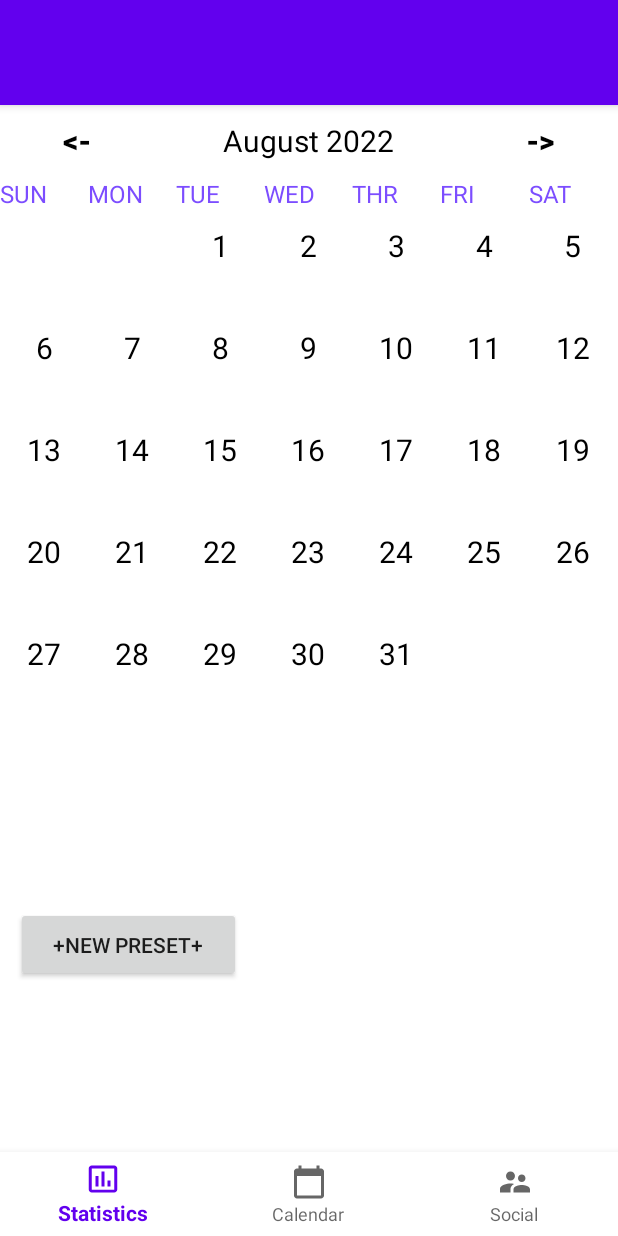
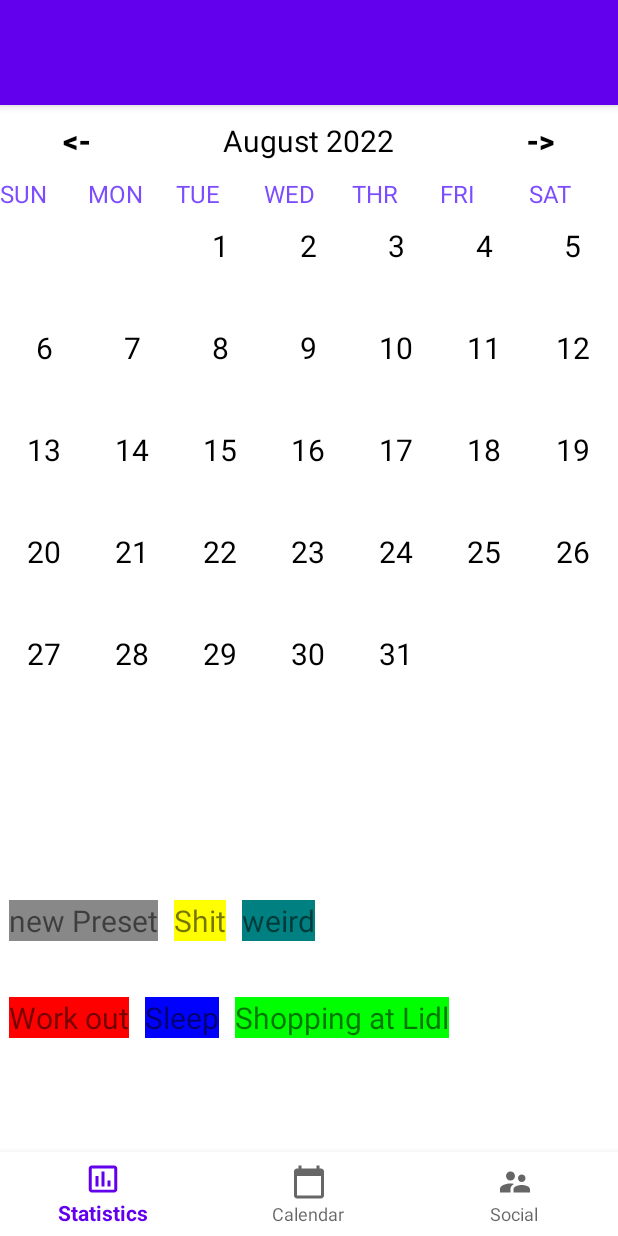
Before and after one commit to chan9908181/TeamZCC, an Android app: the screen it shows after launch (MainActivity), on a phone screen of 412 x 824 dp. Run offline under Robolectric (Android 15) with nearby library versions, the phone set to English and light mode, and no system bars.

Commit message:
Preset bar: double-row staggered recyclerview, textview instead of buttons Edit function doesnt work, probably requires new data structure

```diff
--- a/app/src/main/java/com/example/teamzcc/MainActivity.java
+++ b/app/src/main/java/com/example/teamzcc/MainActivity.java
@@ -5,42 +5,42 @@ import androidx.appcompat.app.AppCompatActivity;
 import androidx.fragment.app.DialogFragment;
 import androidx.recyclerview.widget.GridLayoutManager;
 import androidx.recyclerview.widget.RecyclerView;
+import androidx.recyclerview.widget.StaggeredGridLayoutManager;
 
-import android.content.Intent;
-import android.graphics.Color;
+import android.graphics.drawable.ColorDrawable;
 import android.os.Build;
 import android.os.Bundle;
-import android.view.Gravity;
-import android.view.LayoutInflater;
-import android.view.MotionEvent;
+import android.view.MenuItem;
 import android.view.View;
-import android.view.ViewGroup;
-import android.widget.ArrayAdapter;
-import android.widget.Button;
-import android.widget.EditText;
-import android.widget.LinearLayout;
-import android.widget.PopupWindow;
-import android.widget.Spinner;
+import android.widget.PopupMenu;
 import android.widget.TextView;
 import android.widget.Toast;
+
+import com.example.teamzcc.calender.CalenderAdapter;
+import com.example.teamzcc.preset.EditPresetDialogFragment;
+import com.example.teamzcc.preset.Preset;
+import com.example.teamzcc.preset.PresetAdapter;
 
 import java.time.LocalDate;
 import java.time.YearMonth;
 import java.time.format.DateTimeFormatter;
 import java.util.ArrayList;
-import java.util.HashSet;
-import java.util.Locale;
-import java.util.Set;
+import java.util.Objects;
 
 @RequiresApi(api = Build.VERSION_CODES.O)
-public class MainActivity extends AppCompatActivity implements CalenderAdapter.onItemListener, EditPresetDialogFragment.EditPresetDialogListener {
+public class MainActivity extends AppCompatActivity implements CalenderAdapter.onItemListener
+        , PresetAdapter.PresetClickListener
+        , EditPresetDialogFragment.EditPresetDialogListener {
 
     private TextView monthYearText;
     private RecyclerView calenderRecycleView;
     private LocalDate selectedDate;
 
     //preset attributes
-    private Set<Preset> presets = new HashSet<>();
+    private ArrayList<Preset> presets = new ArrayList<>();
+    private PresetAdapter presetAdapter;
+    private RecyclerView presetRecyclerView;
+
     //current display density
     private float DENSITY;
 
@@ -52,23 +52,17 @@ public class MainActivity extends AppCompatActivity implements CalenderAdapter.o
         initWidgets();
         selectedDate = LocalDate.now();//set the local date as now
         setMonthView();
-        //populates the preset bar on create, needs a permanent mean of storage in the future
-        DENSITY = getApplicationContext()
-                .getResources()
-                .getDisplayMetrics()
-                .density;
-        for (Preset p : presets) {
-            updatePresetBar(p);
-        }
 
-        //opens preset editor popup window, which is a dialog
-        Button addPresetButton = (Button) findViewById(R.id.addPreset);
-        addPresetButton.setOnClickListener(new View.OnClickListener() {
-            @Override
-            public void onClick(View v) {
-                createPresetEditor();
-            }
-        });
+        //dummy presets for demonstration
+        presets.add(new Preset("new Preset", "gray"));
+        presets.add(new Preset("Work out", "red"));
+        presets.add(new Preset("Sleep", "blue"));
+        presets.add(new Preset("Shit", "yellow"));
+        presets.add(new Preset("Shopping at Lidl", "green"));
+        presets.add(new Preset("weird", "teal"));
+
+
+        setPresetBar();
     }
 
     //calender View Methods
@@ -128,40 +122,98 @@ public class MainActivity extends AppCompatActivity implements CalenderAdapter.o
     public void onItemClick(int position, String dayText) {
         //implement a function where we can zoom in for each date.
         String message = "Selected Date" + dayText + "" + monthYearFromDate(selectedDate);
-        Toast.makeText(this, message, Toast.LENGTH_LONG).show();//TODO//set the schedule
+        Toast.makeText(this, message, Toast.LENGTH_LONG).show();//TODO: set the schedule
+
     }
 
 
     //Preset related stuff below
     //creates preset editor and handles events that are delivered back
     // https://developer.android.com/guide/topics/ui/dialogs#PassingEvents
-    public void createPresetEditor() {
+    public void createPresetEditor(Preset currentPreset) {
         DialogFragment dialog = new EditPresetDialogFragment();
+        if (currentPreset != null) {
+            Bundle data = new Bundle();
+            data.putString("activity", currentPreset.getActivity());
+            data.putString("color", currentPreset.getColor());
+            dialog.setArguments(data);
+        }
         dialog.show(getSupportFragmentManager(), "edit preset");
     }
 
     @Override
-    public void onPresetCancelClick(EditPresetDialogFragment dialog) {
+    public void onPresetEditorCancelClick(EditPresetDialogFragment dialog) {
         dialog.dismiss();
     }
 
     @Override
-    public void onPresetSaveClick(EditPresetDialogFragment dialog) {
+    public void onPresetEditorSaveClick(EditPresetDialogFragment dialog) {
         Preset temp = dialog.tempPreset;
         presets.add(temp);
-        updatePresetBar(temp);
+        setPresetBar();
         dialog.dismiss();
     }
 
-    private void updatePresetBar(Preset p) {
-        LinearLayout.LayoutParams dimensions = new LinearLayout.LayoutParams((int)DENSITY*150, (int)DENSITY*50);
-        dimensions.setMargins((int)DENSITY*10,(int)DENSITY*10,(int)DENSITY*10,(int)DENSITY*10);
-        LinearLayout presetTopRow = (LinearLayout) findViewById(R.id.presetTopRow);
-//        LinearLayout presetBottomRow = (LinearLayout) findViewById(R.id.presetBottomRow);
-        Button newPreset = new Button(this);
-        newPreset.setLayoutParams(dimensions);
-        newPreset.setText(p.getActivity());
-        newPreset.setBackgroundColor(Color.parseColor(p.getColor().toLowerCase(Locale.ROOT)));
-        presetTopRow.addView(newPreset);
+    private void setPresetBar() {
+        presetRecyclerView = (RecyclerView) findViewById(R.id.preset_recycler);
+        presetAdapter = new PresetAdapter(presets, this);
+        presetRecyclerView.setLayoutManager(new StaggeredGridLayoutManager(2, StaggeredGridLayoutManager.HORIZONTAL));
+        presetRecyclerView.setAdapter(presetAdapter);
+    }
+
+    @Override
+    public void onPresetClick(String text) {
+        if (Objects.equals(text, "new Preset")) {
+            createPresetEditor(null);
+        } else {
+            //TODO: for actual presets, clicking means choosing them
+        }
+    }
+
+    @Override
+    public boolean onPresetLongClick(View view, String text) {
+        if (Objects.equals(text, "new Preset")) {
+            return true;
+        } else {
+            //TODO: for actual presets, long clicking should call popup menu
+            popupPresetMenu(view, text);
+            return true;
+        }
+    }
+
+    private void popupPresetMenu(View view, String activity) {
+        PopupMenu menu = new PopupMenu(this, view);
+        menu.getMenuInflater().inflate(R.menu.menu_preset_longpress, menu.getMenu());
+        menu.setOnMenuItemClickListener(new PopupMenu.OnMenuItemClickListener() {
+            @Override
+            public boolean onMenuItemClick(MenuItem menuItem) {
+                if (menuItem.getItemId() == R.id.edit) {
+                    //undefined behaviour if there are multiple presets with the same name
+                    for (Preset p :
+                            presets) {
+                        if (p.getActivity().equals(activity)) {
+                            createPresetEditor(p);
+                            break;
+                        }
+                    }
+
+                    return true;
+                } else if (menuItem.getItemId() == R.id.delete) {
+                    //undefined behaviour if there are multiple presets with the same name
+                    for (Preset p :
+                            presets) {
+                        if (p.getActivity().equals(activity)) {
+                            presets.remove(p);
+                            break;
+                        }
+                    }
+                    setPresetBar();
+                    return true;
+                }
+                menu.dismiss();
+                return true;
+            }
+        });
+        menu.show();
     }
 }
--- a/app/src/main/java/com/example/teamzcc/CalenderAdapter.java
+++ b/app/src/main/java/com/example/teamzcc/calender/CalenderAdapter.java
@@ -1,4 +1,4 @@
-package com.example.teamzcc;
+package com.example.teamzcc.calender;
 
 import android.view.LayoutInflater;
 import android.view.View;
@@ -6,6 +6,8 @@ import android.view.ViewGroup;
 
 import androidx.annotation.NonNull;
 import androidx.recyclerview.widget.RecyclerView;
+
+import com.example.teamzcc.R;
 
 import java.util.ArrayList;
 
--- a/app/src/main/java/com/example/teamzcc/CalenderViewHolder.java
+++ b/app/src/main/java/com/example/teamzcc/calender/CalenderViewHolder.java
@@ -1,10 +1,12 @@
-package com.example.teamzcc;
+package com.example.teamzcc.calender;
 
 import android.view.View;
 import android.widget.TextView;
 
 import androidx.annotation.NonNull;
 import androidx.recyclerview.widget.RecyclerView;
+
+import com.example.teamzcc.R;
 
 //the real class of out view holder
 public class CalenderViewHolder extends RecyclerView.ViewHolder implements View.OnClickListener {
--- /dev/null
+++ b/app/src/main/java/com/example/teamzcc/preset/Preset.java
@@ -0,0 +1,51 @@
+package com.example.teamzcc.preset;
+
+import android.util.Pair;
+
+public class Preset {
+    static int count = 0;
+    private String activity;
+    private String color;
+    //total time spent on the preset's activity represented in number of time units
+    private long totalTime;
+    private int position;
+
+    public Preset(String activity, String color) {
+        this.activity = activity;
+        if (color.isEmpty()){
+            this.color = "gray";
+        }
+        this.color = color;
+        this.totalTime = 0;
+        this.position = count++;
+    }
+
+    public String getActivity() {
+        return activity;
+    }
+
+    public void setActivity(String activity) {
+        this.activity = activity;
+    }
+
+    public String getColor() {
+        return color;
+    }
+
+    public void setColor(String color) {
+        this.color = color;
+    }
+
+    public long getTotalTime() {
+        return totalTime;
+    }
+
+    public void setTotalTime(long totalTime) {
+        this.totalTime = totalTime;
+    }
+
+    public int getPosition() {
+        return position;
+    }
+
+}
--- /dev/null
+++ b/app/src/main/java/com/example/teamzcc/preset/PresetAdapter.java
@@ -0,0 +1,92 @@
+package com.example.teamzcc.preset;
+
+import android.content.Context;
+import android.graphics.Color;
+import android.view.LayoutInflater;
+import android.view.View;
+import android.view.ViewGroup;
+import android.widget.AdapterView;
+import android.widget.Button;
+import android.widget.Toast;
+
+import androidx.annotation.NonNull;
+import androidx.recyclerview.widget.RecyclerView;
+
+import java.util.ArrayList;
+import java.util.Locale;
+
+import com.example.teamzcc.R;
+import com.example.teamzcc.calender.CalenderAdapter;
+
+
+public class PresetAdapter extends RecyclerView.Adapter<PresetViewHolder> {
+
+    private ArrayList<Preset> presets;
+    private PresetClickListener clickListener;
+
+
+    //    public PresetAdapter(Context context, ArrayList<Preset> presets) {
+////        this.inflater = LayoutInflater.from(context);
+//        this.presets = presets;
+//    }
+    public PresetAdapter(ArrayList<Preset> presets, PresetAdapter.PresetClickListener clickListener) {
+        this.presets = presets;
+        this.clickListener = clickListener;
+    }
+
+
+    @NonNull
+    @Override
+    public PresetViewHolder onCreateViewHolder(@NonNull ViewGroup parent, int viewType) {
+        LayoutInflater inflater = LayoutInflater.from(parent.getContext());
+        View presetView = inflater.inflate(R.layout.preset_box, parent, false);
+        return new PresetViewHolder(presetView, clickListener);
+    }
+
+    @Override
+    public void onBindViewHolder(@NonNull PresetViewHolder holder, int position) {
+        Preset preset = presets.get(position);
+        holder.presetButton.setText(preset.getActivity());
+        holder.presetButton.setBackgroundColor(Color.parseColor(preset.getColor().toLowerCase(Locale.ROOT)));
+    }
+
+    @Override
+    public int getItemCount() {
+        return presets.size();
+    }
+
+
+//    public class PresetViewHolder extends RecyclerView.ViewHolder implements View.OnClickListener, View.OnLongClickListener {
+//
+//        public Button presetButton;
+//
+//        public PresetViewHolder(@NonNull View itemView) {
+//            super(itemView);
+//            this.presetButton = (Button) itemView.findViewById(R.id.presetBox);
+//            itemView.setOnClickListener(this);
+//        }
+//
+//
+//        @Override
+//        public void onClick(View view) {
+//            clickListener.onPresetClick();
+//        }
+//
+//        @Override
+//        public boolean onLongClick(View view) {
+//            if (presetButton.getText() =="new Preset"){
+//            return false;}
+//            return true;
+//        }
+//    }
+//
+//    public void setClickListener(PresetClickListener clickListener) {
+//        this.clickListener = clickListener;
+//    }
+
+    public interface PresetClickListener {
+        void onPresetClick(String text);
+        boolean onPresetLongClick(View view, String text);
+    }
+
+}
--- /dev/null
+++ b/app/src/main/java/com/example/teamzcc/preset/PresetViewHolder.java
@@ -0,0 +1,37 @@
+package com.example.teamzcc.preset;
+
+import android.view.View;
+import android.widget.Button;
+import android.widget.TextView;
+
+import androidx.annotation.NonNull;
+import androidx.recyclerview.widget.RecyclerView;
+
+import com.example.teamzcc.R;
+
+import org.w3c.dom.Text;
+
+public class PresetViewHolder extends RecyclerView.ViewHolder implements View.OnClickListener, View.OnLongClickListener{
+
+    public TextView presetButton;
+    private PresetAdapter.PresetClickListener clickListener;
+
+    public PresetViewHolder(@NonNull View itemView, PresetAdapter.PresetClickListener clickListener) {
+        super(itemView);
+        this.presetButton = (TextView) itemView.findViewById(R.id.presetBox);
+        this.clickListener = clickListener;
+        itemView.setOnClickListener(this);
+        itemView.setOnLongClickListener(this);
+    }
+
+
+    @Override
+    public void onClick(View view) {
+        clickListener.onPresetClick(presetButton.getText().toString());
+    }
+
+    @Override
+    public boolean onLongClick(View view) {
+        return clickListener.onPresetLongClick(view, presetButton.getText().toString());
+    }
+}
--- a/app/src/main/res/layout/activity_main.xml
+++ b/app/src/main/res/layout/activity_main.xml
@@ -171,23 +171,41 @@
         app:layout_constraintStart_toStartOf="parent"
         app:layout_constraintTop_toBottomOf="@+id/calenderRecyclerView">
 
-        <LinearLayout
-            android:id="@+id/presetTopRow"
+
+        <!--        <LinearLayout-->
+        <!--            android:id="@+id/presetTopRow"-->
+        <!--            android:layout_width="wrap_content"-->
+        <!--            android:layout_height="match_parent"-->
+        <!--            android:orientation="horizontal"-->
+        <!--            android:paddingTop="10dp"-->
+        <!--            android:paddingLeft="10dp"-->
+        <!--            android:paddingRight="10dp"-->
+        <!--            android:paddingBottom="10dp">-->
+
+        <!--            <Button-->
+        <!--                android:id="@+id/addPreset"-->
+        <!--                android:layout_width="150dp"-->
+        <!--                android:layout_height="50dp"-->
+        <!--                android:text="@string/newPreset" />-->
+        <!--        </LinearLayout>-->
+        <androidx.recyclerview.widget.RecyclerView
+            android:id="@+id/preset_recycler"
             android:layout_width="wrap_content"
-            android:layout_height="match_parent"
-            android:orientation="horizontal"
-            android:paddingTop="10dp"
-            android:paddingLeft="10dp"
-            android:paddingRight="10dp"
-            android:paddingBottom="10dp">
+            android:layout_height="match_parent" />
+    </HorizontalScrollView>
 
-            <Button
-                android:id="@+id/addPreset"
-                android:layout_width="150dp"
-                android:layout_height="50dp"
-                android:text="@string/newPreset" />
-        </LinearLayout>
-    </HorizontalScrollView>
+<!--    <Button-->
+<!--        android:id="@+id/addPreset"-->
+<!--        android:layout_width="wrap_content"-->
+<!--        android:layout_height="wrap_content"-->
+<!--        android:layout_marginTop="7dp"-->
+<!--        android:layout_marginBottom="10dp"-->
+<!--        android:text="Button"-->
+<!--        app:layout_constraintBottom_toTopOf="@+id/bottom_nav_bar"-->
+<!--        app:layout_constraintEnd_toEndOf="parent"-->
+<!--        app:layout_constraintStart_toStartOf="parent"-->
+<!--        app:layout_constraintTop_toBottomOf="@+id/preset_scrollbar"-->
+<!--        app:layout_constraintVertical_bias="1.0" />-->
 
 
 </androidx.constraintlayout.widget.ConstraintLayout>
--- /dev/null
+++ b/app/src/main/res/layout/preset_box.xml
@@ -0,0 +1,23 @@
+<?xml version="1.0" encoding="utf-8"?>
+<androidx.constraintlayout.widget.ConstraintLayout xmlns:android="http://schemas.android.com/apk/res/android"
+    xmlns:tools="http://schemas.android.com/tools"
+    android:layout_width="wrap_content"
+    android:layout_height="wrap_content"
+    xmlns:app="http://schemas.android.com/apk/res-auto">
+
+    <TextView
+        android:id="@+id/presetBox"
+        android:layout_width="wrap_content"
+        android:layout_height="wrap_content"
+        android:textSize="20sp"
+        app:layout_constraintBottom_toBottomOf="parent"
+        app:layout_constraintEnd_toEndOf="parent"
+        app:layout_constraintStart_toStartOf="parent"
+        app:layout_constraintTop_toTopOf="parent"
+        android:layout_marginBottom="5dp"
+        android:layout_marginTop="5dp"
+        android:layout_marginStart="5dp"
+        android:layout_marginEnd="5dp"
+
+        />
+</androidx.constraintlayout.widget.ConstraintLayout>
--- /dev/null
+++ b/app/src/main/res/menu/menu_preset_longpress.xml
@@ -0,0 +1,10 @@
+<?xml version="1.0" encoding="utf-8"?>
+<menu xmlns:android="http://schemas.android.com/apk/res/android">
+    <item
+        android:id="@+id/edit"
+        android:title="@string/edit"
+        />
+    <item
+        android:id="@+id/delete"
+        android:title="@string/delete" />
+</menu>
--- a/app/src/main/res/values/strings.xml
+++ b/app/src/main/res/values/strings.xml
@@ -16,6 +16,10 @@
     <string name="sat">SAT</string>
     <string name="rightArrow"><![CDATA[->]]></string>
     <string name="leftArrow"><![CDATA[<-]]></string>
+    <string name="edit">Edit</string>
+    <string name="delete">Delete</string>
+
+
 
     <!--Strings for preset scroll bar-->
     <string name="newPreset">+New Preset+</string>
@@ -27,11 +31,29 @@
         <item>Green</item>
         <item>Red</item>
         <item>Yellow</item>
-        <item>Orange</item>
+        <item>Teal</item>
     </string-array>
     <string name="cancel">Cancel</string>
     <string name="save">Save</string>
 
+<!--    <color name="red">#FF0000</color>-->
+<!--    <color name="orange">#FF7F00</color>-->
+<!--    <color name="yellow">#FFFF00</color>-->
+<!--    <color name="chartreuse">#7FFF00</color>-->
+<!--    <color name="green">#00FF00</color>-->
+<!--    <color name="spring_green">#00FF7F</color>-->
+<!--    <color name="cyan">#00FFFF</color>-->
+<!--    <color name="azure">#007FFF</color>-->
+<!--    <color name="blue">#0000FF</color>-->
+<!--    <color name="violet">#7F00FF</color>-->
+<!--    <color name="magenta">#FF00FF</color>-->
+<!--    <array name="availableColors">-->
+<!--        <item>@color/red</item>-->
+<!--        <item>@color/green</item>-->
+<!--        <item>@color/blue</item>-->
+<!--        <item>@color/yellow</item>-->
+<!--        <item>@color/orange</item>-->
+<!--    </array>-->
 
 
 
```
Also changed, not shown: app/src/main/java/com/example/teamzcc/Preset.java (deleted, +0 -27 lines), app/src/main/java/com/example/teamzcc/preset/EditPresetDialogFragment.java (renamed from app/src/main/java/com/example/teamzcc/EditPresetDialogFragment.java, +21 -11 lines), app/src/main/res/layout/dialogue_edit_preset.xml (renamed from app/src/main/res/layout/activity_edit_preset.xml).
